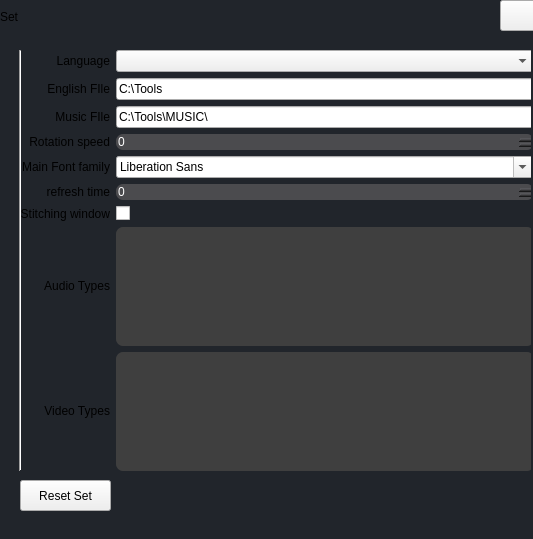
Above: UI/setting.ui from 599575461/info before the change. Below: the same form after it.
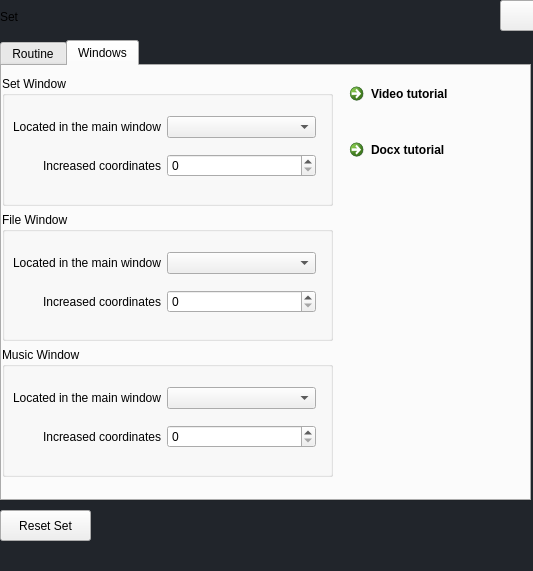
That is the form after the change. The open tabs and pages were chosen to show the change. Icons and pictures are not drawn.

```diff
--- a/UI/setting.ui
+++ b/UI/setting.ui
@@ -7,7 +7,7 @@
     <x>0</x>
     <y>0</y>
     <width>533</width>
-    <height>539</height>
+    <height>571</height>
    </rect>
   </property>
   <property name="windowTitle">
@@ -56,19 +56,6 @@
     <string/>
    </property>
   </widget>
-  <widget class="Line" name="line">
-   <property name="geometry">
-    <rect>
-     <x>10</x>
-     <y>50</y>
-     <width>21</width>
-     <height>421</height>
-    </rect>
-   </property>
-   <property name="orientation">
-    <enum>Qt::Vertical</enum>
-   </property>
-  </widget>
   <widget class="QPushButton" name="exits">
    <property name="geometry">
     <rect>
@@ -86,13 +73,52 @@
      <normaloff>:/control/exit.png</normaloff>:/control/exit.png</iconset>
    </property>
   </widget>
-  <widget class="QWidget" name="widget" native="true">
+  <widget class="QPushButton" name="pushButton">
    <property name="geometry">
     <rect>
-     <x>20</x>
+     <x>0</x>
+     <y>510</y>
+     <width>91</width>
+     <height>31</height>
+    </rect>
+   </property>
+   <property name="text">
+    <string>Reset Set</string>
+   </property>
+  </widget>
+  <widget class="QTabWidget" name="tabWidget">
+   <property name="geometry">
+    <rect>
+     <x>0</x>
      <y>40</y>
-     <width>511</width>
-     <height>441</height>
+     <width>531</width>
+     <height>461</height>
+    </rect>
+   </property>
+   <property name="styleSheet">
+    <string notr="true"/>
+   </property>
+   <property name="currentIndex">
+    <number>0</number>
+   </property>
+   <widget class="QWidget" name="tab">
+    <property name="styleSheet">
+     <string notr="true"/>
+    </property>
+    <attribute name="icon">
+     <iconset resource="../RCC/res.qrc">
+      <normaloff>:/windows/routime.png</normaloff>:/windows/routime.png</iconset>
+    </attribute>
+    <attribute name="title">
+     <string>Routine</string>
+    </attribute>
+    <widget class="QWidget" name="widget" native="true">
+     <property name="geometry">
+      <rect>
+       <x>0</x>
+       <y>0</y>
+       <width>521</width>
+       <height>431</height>
     </rect>
    </property>
    <widget class="QWidget" name="layoutWidget">
@@ -158,12 +184,6 @@
      </item>
      <item row="3" column="2">
       <widget class="QSpinBox" name="spinBox">
-       <property name="styleSheet">
-        <string notr="true">background-color: #4b4b4e;
-color: #fff;
-border:none;
-border-radius:7px;</string>
-       </property>
        <property name="maximum">
         <number>30000</number>
        </property>
@@ -273,12 +293,6 @@
      </item>
      <item row="7" column="2">
       <widget class="QSpinBox" name="spinBox_2">
-       <property name="styleSheet">
-        <string notr="true">background-color: #4b4b4e;
-color: #fff;
-border:none;
-border-radius:7px;</string>
-       </property>
        <property name="maximum">
         <number>30000</number>
        </property>
@@ -287,25 +301,195 @@
     </layout>
    </widget>
   </widget>
-  <widget class="QPushButton" name="pushButton">
+   </widget>
+   <widget class="QWidget" name="tab_2">
+    <attribute name="icon">
+     <iconset resource="../RCC/res.qrc">
+      <normaloff>:/windows/windows_.png</normaloff>:/windows/windows_.png</iconset>
+    </attribute>
+    <attribute name="title">
+     <string>Windows</string>
+    </attribute>
+    <widget class="QWidget" name="">
    <property name="geometry">
     <rect>
-     <x>20</x>
-     <y>480</y>
-     <width>91</width>
-     <height>31</height>
-    </rect>
-   </property>
+       <x>0</x>
+       <y>10</y>
+       <width>331</width>
+       <height>401</height>
+      </rect>
+     </property>
+     <layout class="QVBoxLayout" name="verticalLayout">
+      <item>
+       <widget class="QGroupBox" name="groupBox">
+        <property name="title">
+         <string>Set Window</string>
+        </property>
+        <widget class="QWidget" name="">
+         <property name="geometry">
+          <rect>
+           <x>10</x>
+           <y>30</y>
+           <width>304</width>
+           <height>81</height>
+          </rect>
+         </property>
+         <layout class="QGridLayout" name="gridLayout_2">
+          <item row="0" column="0">
+           <widget class="QLabel" name="label">
    <property name="text">
-    <string>Reset Set</string>
-   </property>
+             <string>Located in the main window</string>
+            </property>
+            <property name="alignment">
+             <set>Qt::AlignRight|Qt::AlignTrailing|Qt::AlignVCenter</set>
+            </property>
+           </widget>
+          </item>
+          <item row="0" column="1">
+           <widget class="QComboBox" name="comboBox_2"/>
+          </item>
+          <item row="1" column="0">
+           <widget class="QLabel" name="label_4">
+            <property name="text">
+             <string>Increased coordinates</string>
+            </property>
+            <property name="alignment">
+             <set>Qt::AlignRight|Qt::AlignTrailing|Qt::AlignVCenter</set>
+            </property>
+           </widget>
+          </item>
+          <item row="1" column="1">
+           <widget class="QSpinBox" name="set_coor"/>
+          </item>
+         </layout>
+        </widget>
+       </widget>
+      </item>
+      <item>
+       <widget class="QGroupBox" name="groupBox_2">
+        <property name="title">
+         <string>File Window</string>
+        </property>
+        <widget class="QWidget" name="layoutWidget_2">
+         <property name="geometry">
+          <rect>
+           <x>10</x>
+           <y>30</y>
+           <width>304</width>
+           <height>81</height>
+          </rect>
+         </property>
+         <layout class="QGridLayout" name="gridLayout_3">
+          <item row="0" column="0">
+           <widget class="QLabel" name="label_5_1">
+            <property name="text">
+             <string>Located in the main window</string>
+            </property>
+            <property name="alignment">
+             <set>Qt::AlignRight|Qt::AlignTrailing|Qt::AlignVCenter</set>
+            </property>
+           </widget>
+          </item>
+          <item row="0" column="1">
+           <widget class="QComboBox" name="comboBox_3"/>
+          </item>
+          <item row="1" column="0">
+           <widget class="QLabel" name="label_12">
+            <property name="text">
+             <string>Increased coordinates</string>
+            </property>
+            <property name="alignment">
+             <set>Qt::AlignRight|Qt::AlignTrailing|Qt::AlignVCenter</set>
+            </property>
+           </widget>
+          </item>
+          <item row="1" column="1">
+           <widget class="QSpinBox" name="File_coor"/>
+          </item>
+         </layout>
+        </widget>
+       </widget>
+      </item>
+      <item>
+       <widget class="QGroupBox" name="groupBox_3">
+        <property name="title">
+         <string>Music Window</string>
+        </property>
+        <widget class="QWidget" name="layoutWidget_3">
+         <property name="geometry">
+          <rect>
+           <x>10</x>
+           <y>30</y>
+           <width>304</width>
+           <height>81</height>
+          </rect>
+         </property>
+         <layout class="QGridLayout" name="gridLayout_4">
+          <item row="0" column="0">
+           <widget class="QLabel" name="label_13">
+            <property name="text">
+             <string>Located in the main window</string>
+            </property>
+            <property name="alignment">
+             <set>Qt::AlignRight|Qt::AlignTrailing|Qt::AlignVCenter</set>
+            </property>
+           </widget>
+          </item>
+          <item row="0" column="1">
+           <widget class="QComboBox" name="comboBox_4"/>
+          </item>
+          <item row="1" column="0">
+           <widget class="QLabel" name="label_14">
+            <property name="text">
+             <string>Increased coordinates</string>
+            </property>
+            <property name="alignment">
+             <set>Qt::AlignRight|Qt::AlignTrailing|Qt::AlignVCenter</set>
+            </property>
+           </widget>
+          </item>
+          <item row="1" column="1">
+           <widget class="QSpinBox" name="spinBox_3"/>
+          </item>
+         </layout>
+        </widget>
+       </widget>
+      </item>
+     </layout>
+    </widget>
+    <widget class="QWidget" name="">
+     <property name="geometry">
+      <rect>
+       <x>340</x>
+       <y>10</y>
+       <width>174</width>
+       <height>105</height>
+      </rect>
+     </property>
+     <layout class="QVBoxLayout" name="verticalLayout_2">
+      <item>
+       <widget class="QCommandLinkButton" name="commandLinkButton">
+        <property name="text">
+         <string>Video tutorial</string>
+        </property>
+       </widget>
+      </item>
+      <item>
+       <widget class="QCommandLinkButton" name="commandLinkButton_2">
+        <property name="text">
+         <string>Docx tutorial</string>
+        </property>
+       </widget>
+      </item>
+     </layout>
+    </widget>
+   </widget>
   </widget>
   <zorder>label_2</zorder>
   <zorder>label_setting</zorder>
-  <zorder>line</zorder>
   <zorder>exits</zorder>
-  <zorder>widget</zorder>
   <zorder>pushButton</zorder>
+  <zorder>tabWidget</zorder>
  </widget>
  <resources>
   <include location="../RCC/res.qrc"/>
```
Lines whose indentation alone changed are shown as unchanged.
